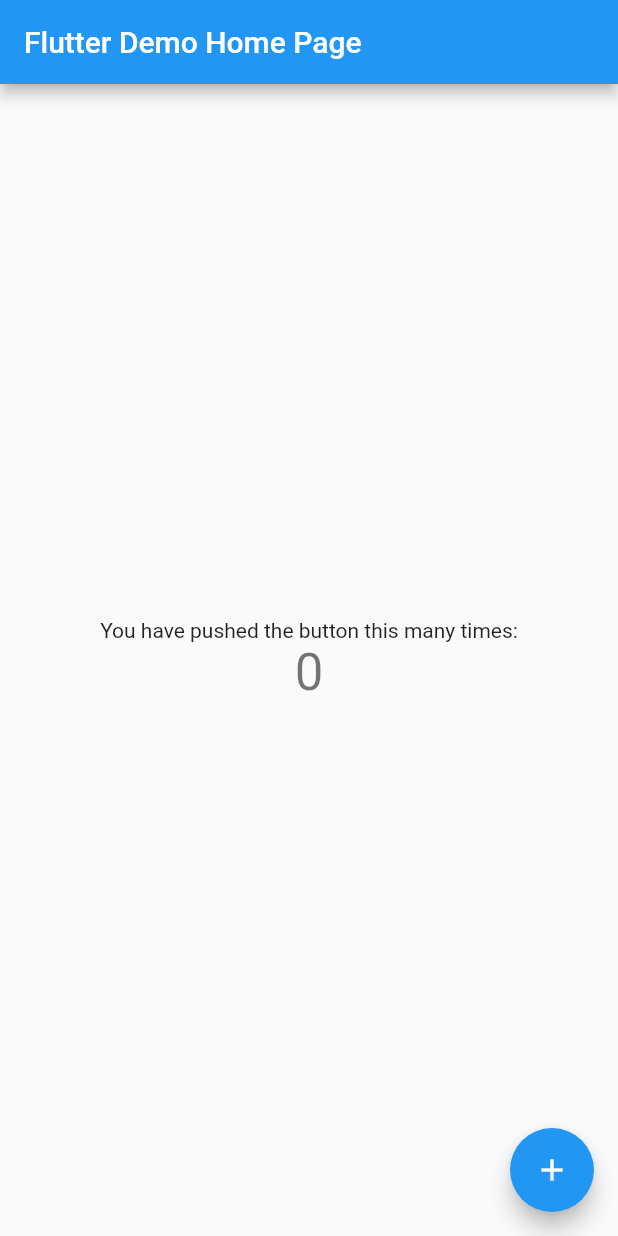
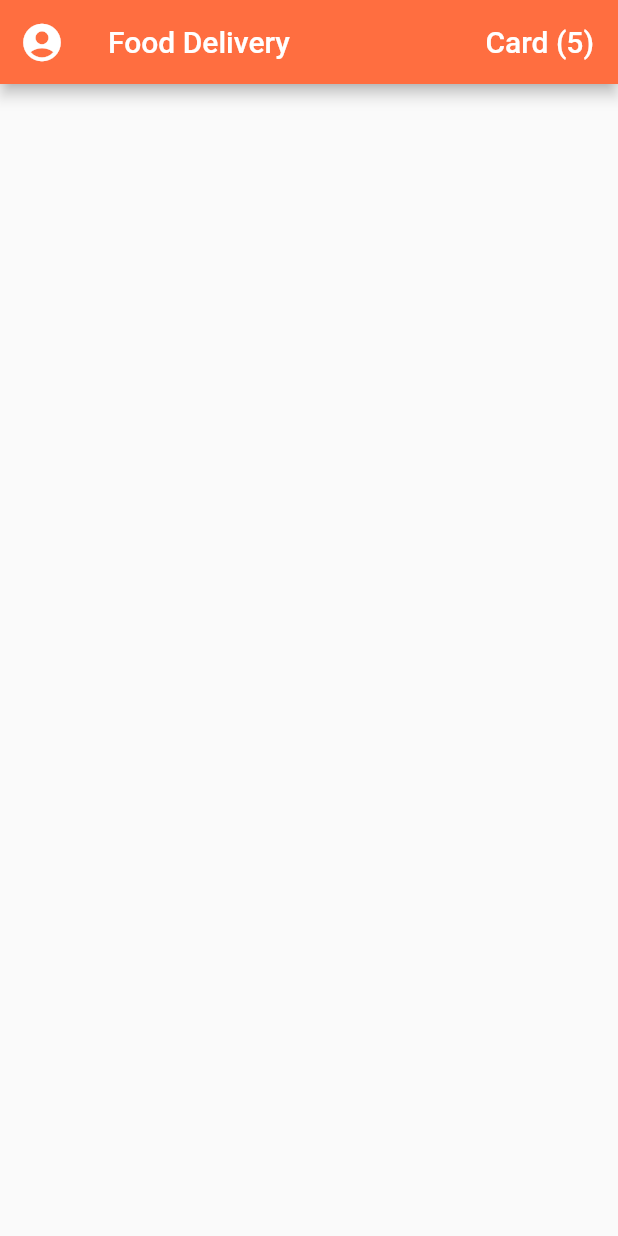
Before and after one commit to Wilian-N-Silva/marcus-ng-flutter-ui-masterclass, a Flutter app: the screen it shows after launch, on a phone screen of 412 x 824 dp. Run offline on Flutter 3.47's test engine with Material 2 defaults, Android fonts, the phone set to English and light mode, and no system bars.

Commit message:
App UI 1 - Home Screen + App Bar

```diff
--- a/1_food_delivery_app/lib/main.dart
+++ b/1_food_delivery_app/lib/main.dart
@@ -1,4 +1,5 @@
 import 'package:flutter/material.dart';
+import 'package:flutter_food_delivery_ui/screens/home_screen.dart';
 
 void main() => runApp(MyApp());
 
@@ -7,96 +8,13 @@ class MyApp extends StatelessWidget {
   @override
   Widget build(BuildContext context) {
     return MaterialApp(
-      title: 'Flutter Demo',
+      title: 'Flutter Food Delivery UI',
+      debugShowCheckedModeBanner: false,
       theme: ThemeData(
-        primarySwatch: Colors.blue,
+        scaffoldBackgroundColor: Colors.grey[50],
+        primaryColor: Colors.deepOrangeAccent
       ),
-      home: MyHomePage(title: 'Flutter Demo Home Page'),
+      home: HomeScreen(),
     );
   }
 }
-
-class MyHomePage extends StatefulWidget {
-  MyHomePage({Key key, this.title}) : super(key: key);
-
-  // This widget is the home page of your application. It is stateful, meaning
-  // that it has a State object (defined below) that contains fields that affect
-  // how it looks.
-
-  // This class is the configuration for the state. It holds the values (in this
-  // case the title) provided by the parent (in this case the App widget) and
-  // used by the build method of the State. Fields in a Widget subclass are
-  // always marked "final".
-
-  final String title;
-
-  @override
-  _MyHomePageState createState() => _MyHomePageState();
-}
-
-class _MyHomePageState extends State<MyHomePage> {
-  int _counter = 0;
-
-  void _incrementCounter() {
-    setState(() {
-      // This call to setState tells the Flutter framework that something has
-      // changed in this State, which causes it to rerun the build method below
-      // so that the display can reflect the updated values. If we changed
-      // _counter without calling setState(), then the build method would not be
-      // called again, and so nothing would appear to happen.
-      _counter++;
-    });
-  }
-
-  @override
-  Widget build(BuildContext context) {
-    // This method is rerun every time setState is called, for instance as done
-    // by the _incrementCounter method above.
-    //
-    // The Flutter framework has been optimized to make rerunning build methods
-    // fast, so that you can just rebuild anything that needs updating rather
-    // than having to individually change instances of widgets.
-    return Scaffold(
-      appBar: AppBar(
-        // Here we take the value from the MyHomePage object that was created by
-        // the App.build method, and use it to set our appbar title.
-        title: Text(widget.title),
-      ),
-      body: Center(
-        // Center is a layout widget. It takes a single child and positions it
-        // in the middle of the parent.
-        child: Column(
-          // Column is also a layout widget. It takes a list of children and
-          // arranges them vertically. By default, it sizes itself to fit its
-          // children horizontally, and tries to be as tall as its parent.
-          //
-          // Invoke "debug painting" (press "p" in the console, choose the
-          // "Toggle Debug Paint" action from the Flutter Inspector in Android
-          // Studio, or the "Toggle Debug Paint" command in Visual Studio Code)
-          // to see the wireframe for each widget.
-          //
-          // Column has various properties to control how it sizes itself and
-          // how it positions its children. Here we use mainAxisAlignment to
-          // center the children vertically; the main axis here is the vertical
-          // axis because Columns are vertical (the cross axis would be
-          // horizontal).
-          mainAxisAlignment: MainAxisAlignment.center,
-          children: <Widget>[
-            Text(
-              'You have pushed the button this many times:',
-            ),
-            Text(
-              '$_counter',
-              style: Theme.of(context).textTheme.display1,
-            ),
-          ],
-        ),
-      ),
-      floatingActionButton: FloatingActionButton(
-        onPressed: _incrementCounter,
-        tooltip: 'Increment',
-        child: Icon(Icons.add),
-      ), // This trailing comma makes auto-formatting nicer for build methods.
-    );
-  }
-}
--- /dev/null
+++ b/1_food_delivery_app/lib/screens/home_screen.dart
@@ -0,0 +1,35 @@
+import 'package:flutter/material.dart';
+import 'package:flutter_food_delivery_ui/data/data.dart';
+
+class HomeScreen extends StatefulWidget {
+  @override
+  _HomeScreenState createState() => _HomeScreenState();
+}
+
+class _HomeScreenState extends State<HomeScreen> {
+  @override
+  Widget build(BuildContext context) {
+    return Scaffold(
+      appBar: AppBar(
+        leading: IconButton(
+          icon: Icon(Icons.account_circle),
+          iconSize: 30.0,
+          onPressed: () {},
+        ),
+        title: Text('Food Delivery'),
+        actions: <Widget>[
+          FlatButton(
+            child: Text(
+              'Card (${currentUser.cart.length})',
+              style: TextStyle(
+                color: Colors.white,
+                fontSize: 20.0,
+              ),
+            ),
+            onPressed: () {},
+          )
+        ],
+      ),
+    );
+  }
+}
```
